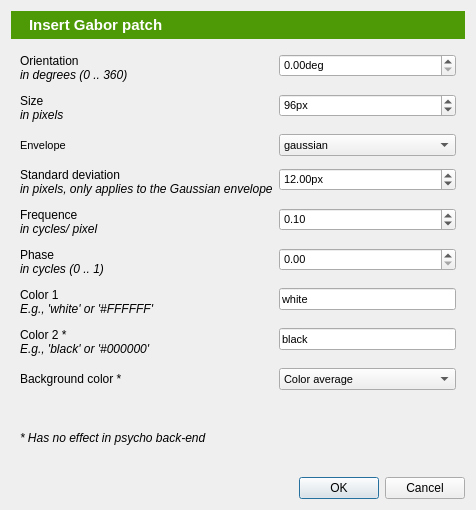
open-cogsci/OpenSesame, file resources/ui/gabor_dialog.ui: the form before one commit.
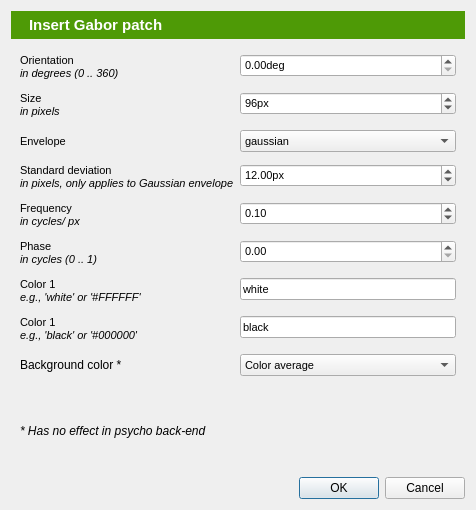
The form after the commit. Icons and pictures are not drawn.

Patch:
```diff
--- a/resources/ui/gabor_dialog.ui
+++ b/resources/ui/gabor_dialog.ui
@@ -80,12 +80,7 @@
       <item row="0" column="0">
        <widget class="QLabel" name="label_3">
         <property name="text">
-         <string>&lt;!DOCTYPE HTML PUBLIC &quot;-//W3C//DTD HTML 4.0//EN&quot; &quot;http://www.w3.org/TR/REC-html40/strict.dtd&quot;&gt;
-&lt;html&gt;&lt;head&gt;&lt;meta name=&quot;qrichtext&quot; content=&quot;1&quot; /&gt;&lt;style type=&quot;text/css&quot;&gt;
-p, li { white-space: pre-wrap; }
-&lt;/style&gt;&lt;/head&gt;&lt;body style=&quot; font-family:'Ubuntu'; font-size:9pt; font-weight:400; font-style:normal;&quot;&gt;
-&lt;p style=&quot; margin-top:0px; margin-bottom:0px; margin-left:0px; margin-right:0px; -qt-block-indent:0; text-indent:0px;&quot;&gt;Orientation&lt;/p&gt;
-&lt;p style=&quot; margin-top:0px; margin-bottom:0px; margin-left:0px; margin-right:0px; -qt-block-indent:0; text-indent:0px;&quot;&gt;&lt;span style=&quot; font-style:italic;&quot;&gt;in degrees (0 .. 360)&lt;/span&gt;&lt;/p&gt;&lt;/body&gt;&lt;/html&gt;</string>
+         <string>Orientation&lt;br /&gt;&lt;i&gt;in degrees (0 .. 360)&lt;/i&gt;</string>
         </property>
        </widget>
       </item>
@@ -102,12 +97,7 @@
       <item row="1" column="0">
        <widget class="QLabel" name="label_4">
         <property name="text">
-         <string>&lt;!DOCTYPE HTML PUBLIC &quot;-//W3C//DTD HTML 4.0//EN&quot; &quot;http://www.w3.org/TR/REC-html40/strict.dtd&quot;&gt;
-&lt;html&gt;&lt;head&gt;&lt;meta name=&quot;qrichtext&quot; content=&quot;1&quot; /&gt;&lt;style type=&quot;text/css&quot;&gt;
-p, li { white-space: pre-wrap; }
-&lt;/style&gt;&lt;/head&gt;&lt;body style=&quot; font-family:'Ubuntu'; font-size:9pt; font-weight:400; font-style:normal;&quot;&gt;
-&lt;p style=&quot; margin-top:0px; margin-bottom:0px; margin-left:0px; margin-right:0px; -qt-block-indent:0; text-indent:0px;&quot;&gt;Size&lt;/p&gt;
-&lt;p style=&quot; margin-top:0px; margin-bottom:0px; margin-left:0px; margin-right:0px; -qt-block-indent:0; text-indent:0px;&quot;&gt;&lt;span style=&quot; font-style:italic;&quot;&gt;in pixels&lt;/span&gt;&lt;/p&gt;&lt;/body&gt;&lt;/html&gt;</string>
+         <string>Size&lt;br /&gt;&lt;i&gt;in pixels&lt;/i&gt;</string>
         </property>
        </widget>
       </item>
@@ -161,12 +151,7 @@
       <item row="3" column="0">
        <widget class="QLabel" name="label_6">
         <property name="text">
-         <string>&lt;!DOCTYPE HTML PUBLIC &quot;-//W3C//DTD HTML 4.0//EN&quot; &quot;http://www.w3.org/TR/REC-html40/strict.dtd&quot;&gt;
-&lt;html&gt;&lt;head&gt;&lt;meta name=&quot;qrichtext&quot; content=&quot;1&quot; /&gt;&lt;style type=&quot;text/css&quot;&gt;
-p, li { white-space: pre-wrap; }
-&lt;/style&gt;&lt;/head&gt;&lt;body style=&quot; font-family:'Ubuntu'; font-size:8pt; font-weight:400; font-style:normal;&quot;&gt;
-&lt;p style=&quot; margin-top:0px; margin-bottom:0px; margin-left:0px; margin-right:0px; -qt-block-indent:0; text-indent:0px;&quot;&gt;&lt;span style=&quot; font-size:9pt;&quot;&gt;Standard deviation&lt;/span&gt;&lt;/p&gt;
-&lt;p style=&quot; margin-top:0px; margin-bottom:0px; margin-left:0px; margin-right:0px; -qt-block-indent:0; text-indent:0px;&quot;&gt;&lt;span style=&quot; font-size:9pt; font-style:italic;&quot;&gt;in pixels, only applies to the Gaussian envelope&lt;/span&gt;&lt;/p&gt;&lt;/body&gt;&lt;/html&gt;</string>
+         <string>Standard deviation&lt;br /&gt;&lt;i&gt;in pixels, only applies to Gaussian envelope&lt;/i&gt;</string>
         </property>
        </widget>
       </item>
@@ -186,12 +171,7 @@
       <item row="4" column="0">
        <widget class="QLabel" name="label_7">
         <property name="text">
-         <string>&lt;!DOCTYPE HTML PUBLIC &quot;-//W3C//DTD HTML 4.0//EN&quot; &quot;http://www.w3.org/TR/REC-html40/strict.dtd&quot;&gt;
-&lt;html&gt;&lt;head&gt;&lt;meta name=&quot;qrichtext&quot; content=&quot;1&quot; /&gt;&lt;style type=&quot;text/css&quot;&gt;
-p, li { white-space: pre-wrap; }
-&lt;/style&gt;&lt;/head&gt;&lt;body style=&quot; font-family:'Ubuntu'; font-size:9pt; font-weight:400; font-style:normal;&quot;&gt;
-&lt;p style=&quot; margin-top:0px; margin-bottom:0px; margin-left:0px; margin-right:0px; -qt-block-indent:0; text-indent:0px;&quot;&gt;Frequence&lt;/p&gt;
-&lt;p style=&quot; margin-top:0px; margin-bottom:0px; margin-left:0px; margin-right:0px; -qt-block-indent:0; text-indent:0px;&quot;&gt;&lt;span style=&quot; font-style:italic;&quot;&gt;in cycles/ pixel&lt;/span&gt;&lt;/p&gt;&lt;/body&gt;&lt;/html&gt;</string>
+         <string>Frequency&lt;br /&gt;&lt;i&gt;in cycles/ px&lt;/i&gt;</string>
         </property>
        </widget>
       </item>
@@ -211,12 +191,7 @@
       <item row="5" column="0">
        <widget class="QLabel" name="label_8">
         <property name="text">
-         <string>&lt;!DOCTYPE HTML PUBLIC &quot;-//W3C//DTD HTML 4.0//EN&quot; &quot;http://www.w3.org/TR/REC-html40/strict.dtd&quot;&gt;
-&lt;html&gt;&lt;head&gt;&lt;meta name=&quot;qrichtext&quot; content=&quot;1&quot; /&gt;&lt;style type=&quot;text/css&quot;&gt;
-p, li { white-space: pre-wrap; }
-&lt;/style&gt;&lt;/head&gt;&lt;body style=&quot; font-family:'Ubuntu'; font-size:9pt; font-weight:400; font-style:normal;&quot;&gt;
-&lt;p style=&quot; margin-top:0px; margin-bottom:0px; margin-left:0px; margin-right:0px; -qt-block-indent:0; text-indent:0px;&quot;&gt;Phase&lt;/p&gt;
-&lt;p style=&quot; margin-top:0px; margin-bottom:0px; margin-left:0px; margin-right:0px; -qt-block-indent:0; text-indent:0px;&quot;&gt;&lt;span style=&quot; font-style:italic;&quot;&gt;in cycles (0 .. 1)&lt;/span&gt;&lt;/p&gt;&lt;/body&gt;&lt;/html&gt;</string>
+         <string>Phase&lt;br /&gt;&lt;i&gt;in cycles (0 .. 1)&lt;/i&gt;</string>
         </property>
        </widget>
       </item>
@@ -233,12 +208,7 @@
       <item row="6" column="0">
        <widget class="QLabel" name="label_10">
         <property name="text">
-         <string>&lt;!DOCTYPE HTML PUBLIC &quot;-//W3C//DTD HTML 4.0//EN&quot; &quot;http://www.w3.org/TR/REC-html40/strict.dtd&quot;&gt;
-&lt;html&gt;&lt;head&gt;&lt;meta name=&quot;qrichtext&quot; content=&quot;1&quot; /&gt;&lt;style type=&quot;text/css&quot;&gt;
-p, li { white-space: pre-wrap; }
-&lt;/style&gt;&lt;/head&gt;&lt;body style=&quot; font-family:'Ubuntu'; font-size:8pt; font-weight:400; font-style:normal;&quot;&gt;
-&lt;p style=&quot; margin-top:0px; margin-bottom:0px; margin-left:0px; margin-right:0px; -qt-block-indent:0; text-indent:0px;&quot;&gt;&lt;span style=&quot; font-size:9pt;&quot;&gt;Color 1&lt;/span&gt;&lt;/p&gt;
-&lt;p style=&quot; margin-top:0px; margin-bottom:0px; margin-left:0px; margin-right:0px; -qt-block-indent:0; text-indent:0px;&quot;&gt;&lt;span style=&quot; font-size:9pt; font-style:italic;&quot;&gt;E.g., 'white' or '#FFFFFF'&lt;/span&gt;&lt;/p&gt;&lt;/body&gt;&lt;/html&gt;</string>
+         <string>Color 1&lt;br /&gt;&lt;i&gt;e.g., 'white' or '#FFFFFF'&lt;/i&gt;</string>
         </property>
        </widget>
       </item>
@@ -252,12 +222,7 @@
       <item row="7" column="0">
        <widget class="QLabel" name="label_9">
         <property name="text">
-         <string>&lt;!DOCTYPE HTML PUBLIC &quot;-//W3C//DTD HTML 4.0//EN&quot; &quot;http://www.w3.org/TR/REC-html40/strict.dtd&quot;&gt;
-&lt;html&gt;&lt;head&gt;&lt;meta name=&quot;qrichtext&quot; content=&quot;1&quot; /&gt;&lt;style type=&quot;text/css&quot;&gt;
-p, li { white-space: pre-wrap; }
-&lt;/style&gt;&lt;/head&gt;&lt;body style=&quot; font-family:'Ubuntu'; font-size:8pt; font-weight:400; font-style:normal;&quot;&gt;
-&lt;p style=&quot; margin-top:0px; margin-bottom:0px; margin-left:0px; margin-right:0px; -qt-block-indent:0; text-indent:0px;&quot;&gt;&lt;span style=&quot; font-size:9pt;&quot;&gt;Color 2 *&lt;/span&gt;&lt;/p&gt;
-&lt;p style=&quot; margin-top:0px; margin-bottom:0px; margin-left:0px; margin-right:0px; -qt-block-indent:0; text-indent:0px;&quot;&gt;&lt;span style=&quot; font-size:9pt; font-style:italic;&quot;&gt;E.g., 'black' or '#000000'&lt;/span&gt;&lt;/p&gt;&lt;/body&gt;&lt;/html&gt;</string>
+         <string>Color 1&lt;br /&gt;&lt;i&gt;e.g., 'black' or '#000000'&lt;/i&gt;</string>
         </property>
        </widget>
       </item>
@@ -276,11 +241,7 @@
          </font>
         </property>
         <property name="text">
-         <string>&lt;!DOCTYPE HTML PUBLIC &quot;-//W3C//DTD HTML 4.0//EN&quot; &quot;http://www.w3.org/TR/REC-html40/strict.dtd&quot;&gt;
-&lt;html&gt;&lt;head&gt;&lt;meta name=&quot;qrichtext&quot; content=&quot;1&quot; /&gt;&lt;style type=&quot;text/css&quot;&gt;
-p, li { white-space: pre-wrap; }
-&lt;/style&gt;&lt;/head&gt;&lt;body style=&quot; font-family:'Ubuntu'; font-size:9pt; font-weight:400; font-style:normal;&quot;&gt;
-&lt;p style=&quot; margin-top:0px; margin-bottom:0px; margin-left:0px; margin-right:0px; -qt-block-indent:0; text-indent:0px;&quot;&gt;Background color *&lt;/p&gt;&lt;/body&gt;&lt;/html&gt;</string>
+         <string>Background color *</string>
         </property>
        </widget>
       </item>
```
